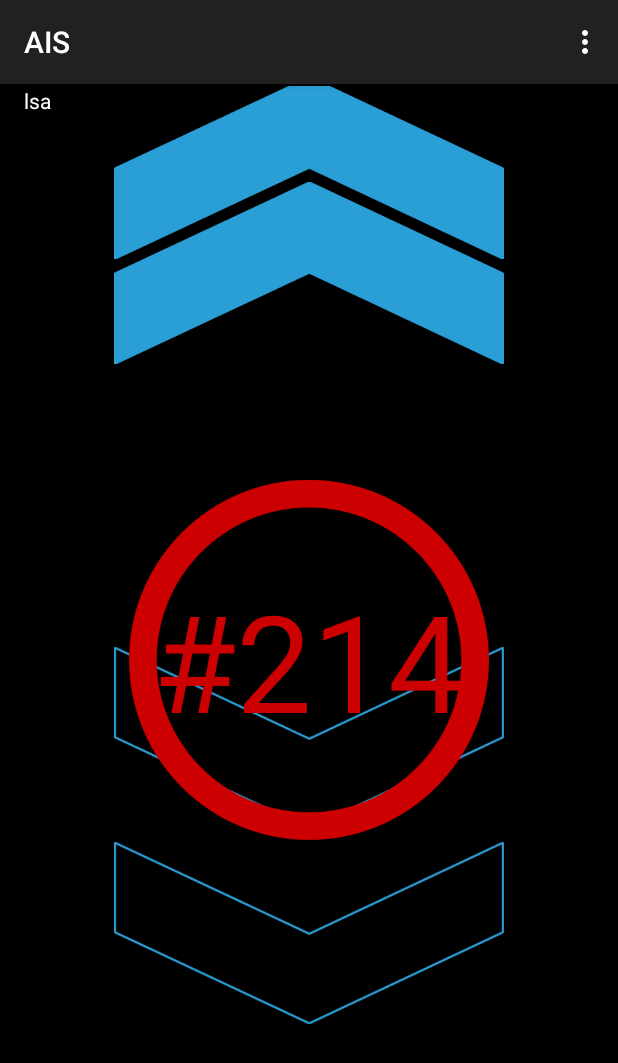
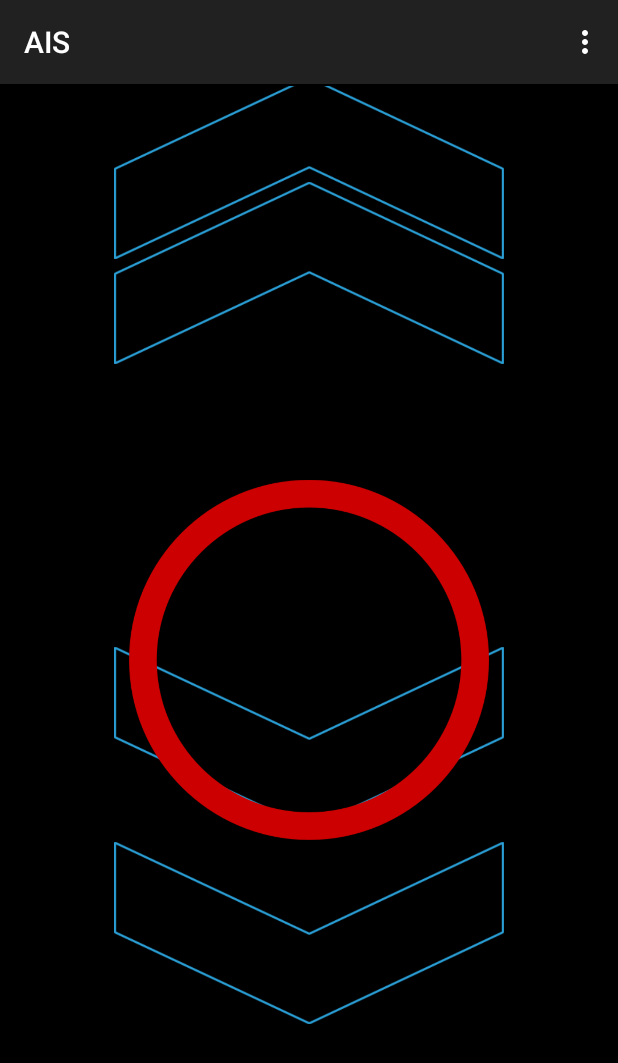
Before and after one commit to hulkoba/ais, an Android app: the screen it shows after launch (MainActivity), on a phone screen of 412 x 824 dp. Shown: the top 1063 px of the screen. Run offline under Robolectric (Android 15) with nearby library versions, the phone set to English and light mode, and no system bars.

Commit message:
wenn szpl ist gesetzt, update GUI jede secons

```diff
--- a/app/src/main/java/com/example/cobi/ais/GpsTracker.java
+++ b/app/src/main/java/com/example/cobi/ais/GpsTracker.java
@@ -21,6 +21,7 @@ class GpsTracker implements LocationListener {
 
     private LocationManager locationManager;
     private SZPL currentSzpl = null;
+    public OnSetListener onSetListener = null;
     private Location myNewLocation;
     Date today = new Date();
     Calendar c = Calendar.getInstance(Locale.GERMANY);
@@ -78,10 +79,12 @@ class GpsTracker implements LocationListener {
                 nearestLSA = lsa;
             }
         } //iterate lsas end
-        detectCurrentSzpl(nearestLSA);
+        if(nearestLSA != null) {
+            getCurrentSzpl(nearestLSA);
+        }
     }
 
-    private void detectCurrentSzpl(LSA nearest){
+    private void getCurrentSzpl(LSA nearest){
         c.setTime(today);
 
         int dayOfWeek = c.get(Calendar.DAY_OF_WEEK);
@@ -93,13 +96,16 @@ class GpsTracker implements LocationListener {
             for (int i : szpl.getDays()){
                 if(i == dayOfWeek && szpl.getTimeFrom()<=hourOfDay && szpl.getTimeTo()>=hourOfDay){
                     currentSzpl = szpl;
+                    Log.d(" ### ", i + "\n");
+                    if (onSetListener != null) {
+                        onSetListener.onSzplSet(szpl);
+                    }
                 }
             }
         }
     }
-
-    public SZPL getCurrentSzpl() {
-        return currentSzpl;
+    public void setOnSetListener(OnSetListener listener) {
+            onSetListener = listener;
     }
 
     //wird bei Zustandsänderungen aufgerufen
--- a/app/src/main/java/com/example/cobi/ais/MainActivity.java
+++ b/app/src/main/java/com/example/cobi/ais/MainActivity.java
@@ -4,9 +4,11 @@ import android.app.AlertDialog;
 import android.content.DialogInterface;
 import android.os.Bundle;
 import android.support.v7.app.ActionBarActivity;
+import android.util.Log;
 import android.view.ContextThemeWrapper;
 import android.view.Menu;
 import android.view.MenuItem;
+import android.widget.ImageView;
 import android.widget.TextView;
 import java.io.InputStream;
 
@@ -14,8 +16,11 @@ import java.io.InputStream;
 public class MainActivity extends ActionBarActivity {
     private static TextView gpsTextView;
     public TextView countdownTextView;
+    public ImageView okView, mepView, xView;
+
+
+    private SpeedHandler speedHandler;
     private GpsTracker gpstracker;
-
     private InputStream inputStream;
 
 
@@ -24,9 +29,9 @@ public class MainActivity extends ActionBarActivity {
         super.onCreate(savedInstanceState);
         setContentView(R.layout.activity_main);
         showStartDialog();
+
         startEverything();
-        SpeedHandler speedHandler = new SpeedHandler(this, gpstracker.getCurrentSzpl());
-        speedHandler.calculate();
+
 
     }
 
@@ -35,17 +40,31 @@ public class MainActivity extends ActionBarActivity {
         inputStream = getResources().openRawResource(R.raw.lsas);
         jsonParser.fetchJSON(inputStream); //liest LSA JSON
 
+        speedHandler =  new SpeedHandler(this);
 
         gpstracker = new GpsTracker();
         gpsTextView = (TextView) findViewById(R.id.gps);
         countdownTextView = (TextView) findViewById(R.id.countdown);
+        okView = (ImageView) findViewById(R.id.ok);
+        mepView = (ImageView) findViewById(R.id.mep);
+        xView = (ImageView) findViewById(R.id.stop);
 
         if(!gpstracker.gpsIsActive(this)) {
             gpsTextView.setText("Bitte aktiviere GPS");
         } else {
             gpstracker.startGpsTracker();
+            Log.d("test ", String.valueOf(gpstracker.gpsIsActive(this)));
+            gpstracker.setOnSetListener(new OnSetListener() {
+
+                @Override
+                public void onSzplSet(SZPL szpl) {
+                    Log.d("++++ szpl gesetzt? ", szpl +"\n");
+                    speedHandler.calculate(szpl);
+                }
+            });
         }
     }
+
     private void showStartDialog(){
         AlertDialog.Builder builder = new AlertDialog.Builder(new ContextThemeWrapper(this, android.R.style.Theme_Holo_Dialog));
         builder.setMessage(R.string.onStart);
--- /dev/null
+++ b/app/src/main/java/com/example/cobi/ais/OnSetListener.java
@@ -0,0 +1,7 @@
+package com.example.cobi.ais;
+/**
+ * Created by cobi on 20.02.15.
+ */
+public interface OnSetListener {
+    public abstract void onSzplSet(SZPL szpl);
+}
--- a/app/src/main/java/com/example/cobi/ais/SpeedHandler.java
+++ b/app/src/main/java/com/example/cobi/ais/SpeedHandler.java
@@ -3,6 +3,7 @@ package com.example.cobi.ais;
 import android.location.Location;
 import android.os.Handler;
 import android.util.Log;
+import android.view.View;
 import android.widget.TextView;
 
 import java.util.Calendar;
@@ -14,50 +15,54 @@ import java.util.TimerTask;
 /**
  * Created by cobi on 18.02.15.
  */
-public class SpeedHandler {
-    String countdown = "21";
+public class SpeedHandler{
+    Date today = new Date();
+    Calendar c = Calendar.getInstance(Locale.GERMANY);
+    final Handler myHandler = new Handler();
+    protected MainActivity a;
 
-    protected MainActivity a;
-    protected SZPL currentSzpl;
+   // private SZPL currentSzpl;
 
-    int i = 0;
-    final Handler myHandler = new Handler();
+    int countdown = 33;
 
-    public SpeedHandler(MainActivity a, SZPL currentSzpl) {
+    public SpeedHandler(MainActivity a) {
         this.a = a;
-        this.currentSzpl = currentSzpl;
     }
 
-    protected void calculate(){
+
+    protected void calculate(final SZPL currentSzpl){
         Timer myTimer = new Timer();
         myTimer.schedule(new TimerTask() {
             @Override
-            public void run() {UpdateGUI();}
+            public void run() {UpdateGUI(currentSzpl);}
         }, 0, 1000);
     }
 
-    private void UpdateGUI() {
-        i++;
+    private void UpdateGUI(SZPL currentSzpl) {
+        Log.d("###", "Update GUI");
+        c.setTime(today);
+        int currentSecond = c.get(Calendar.SECOND);
+        int greenFrom = currentSzpl.getGreenFrom();
+        int greenTo = currentSzpl.getGreenTo();
+        Log.d("###", "GREEN " +currentSecond);
+
+        if(currentSecond>=greenFrom&&currentSecond<=greenTo){
+           // a.okView.setVisibility(View.VISIBLE);
+            Log.d("###", "Ampel ist grün");
+        } else {
+           // a.okView.setVisibility(View.INVISIBLE);
+            Log.d("###","Ampel ist rot");
+            countdown--;
+        }
+
         myHandler.post(myRunnable);
     }
 
     final Runnable myRunnable = new Runnable() {
         public void run() {
-            a.countdownTextView.setText("#" +countdown + i);
+            if (countdown >= 0) {
+                a.countdownTextView.setText(String.valueOf(countdown));
+            }
         }
     };
-   /* @Override
-    public void run() {
-        c.setTime(today);
-        int currentSecond = c.get(Calendar.SECOND);
-        int greenFrom = currentSzpl.getGreenFrom();
-        int greenTo = currentSzpl.getGreenTo();
-
-        if(currentSecond>=currentSzpl.getGreenFrom()&&currentSecond<=currentSzpl.getGreenTo()){
-            Log.d("###", "Ampel ist grün");
-        } else {
-            Log.d("###","Ampel ist rot");
-        }
-    }*/
-
 }
--- a/app/src/main/res/layout/activity_main.xml
+++ b/app/src/main/res/layout/activity_main.xml
@@ -36,7 +36,7 @@
         android:layout_width="wrap_content"
         android:src="@drawable/pfeil"
         android:contentDescription="@string/schneller"
-        android:visibility="visible"
+        android:visibility="invisible"
         android:layout_marginLeft="60dp"
         android:layout_marginRight="60dp"
         android:layout_marginTop="-70dp"
@@ -47,7 +47,7 @@
         android:layout_width="wrap_content"
         android:src="@drawable/pfeil"
         android:contentDescription="@string/schneller"
-        android:visibility="visible"
+        android:visibility="invisible"
         android:layout_marginLeft="60dp"
         android:layout_marginRight="60dp"
         />
@@ -98,7 +98,7 @@
     <TextView
         android:layout_width="wrap_content"
         android:layout_height="wrap_content"
-        android:text="@string/countdown"
+        android:text=""
         android:id="@+id/countdown"
         android:textColor="@color/red"
         android:layout_centerInParent="true"
@@ -109,10 +109,9 @@
         android:layout_height="wrap_content"
         android:layout_width="wrap_content"
         android:src="@drawable/kreis"
-        android:contentDescription="@string/countdown"
+        android:contentDescription="@string/stop"
         android:layout_centerInParent="true"
-        android:layout_margin="70dp"
-        android:visibility="visible"/>
+        android:layout_margin="70dp"/>
 
 
 <!-- STOP & OK  -->
@@ -153,18 +152,6 @@
         android:text="@string/gps"
         android:id="@+id/gps"
         android:textColor="@color/white"
-        android:layout_alignParentRight="true"
-        android:layout_toLeftOf="@+id/lsa" />
-
-    <TextView
-        android:layout_width="wrap_content"
-        android:layout_height="wrap_content"
-        android:text="@string/lsa"
-        android:id="@+id/lsa"
-        android:textColor="@color/white"
-        android:layout_alignParentBottom="false"
-        android:layout_alignParentTop="false"
-        android:layout_alignParentLeft="false"
-        android:layout_alignParentRight="false" />
+        android:layout_alignParentRight="true"/>
 
 </RelativeLayout>
--- a/app/src/main/res/values/strings.xml
+++ b/app/src/main/res/values/strings.xml
@@ -5,7 +5,7 @@
     <string name="onStart">Die Straßenverkehrsordnung hat in jedem Fall Vorrang vor den Empfehlungen des Ampelinformationssystems.\n\nVerfolgen Sie die Anzeige des Geräts während der Fahrt nicht für längere Zeit.</string>
     <string name="gps">gps</string>
     <string name="lsa">lsa</string>
-    <string name="countdown">33</string>
+
     <string name="action_settings">Settings</string>
     <string name="stop">Keine Weiterfahrt möglich</string>
     <string name="ok">Ok</string>
```
